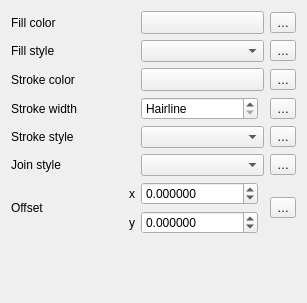
Above: src/ui/symbollayer/widget_simplefill.ui from qgis/QGIS before the change. Below: the same form after it.
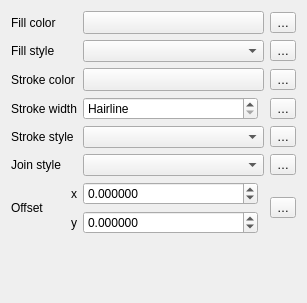
That is the form after the change. Custom widgets are drawn as their Qt base class.

Commit message: Fix horizontal expansion of some symbol layer widgets

What changed in the file:
```diff
--- a/src/ui/symbollayer/widget_simplefill.ui
+++ b/src/ui/symbollayer/widget_simplefill.ui
@@ -13,7 +13,7 @@
   <property name="windowTitle">
    <string notr="true">Form</string>
   </property>
-  <layout class="QGridLayout" name="gridLayout_2">
+  <layout class="QGridLayout" name="gridLayout_2" columnstretch="0,0,0,1,0,0">
    <item row="5" column="0">
     <widget class="QLabel" name="label_8">
      <property name="text">
```
The commit also changes 5 other files.
